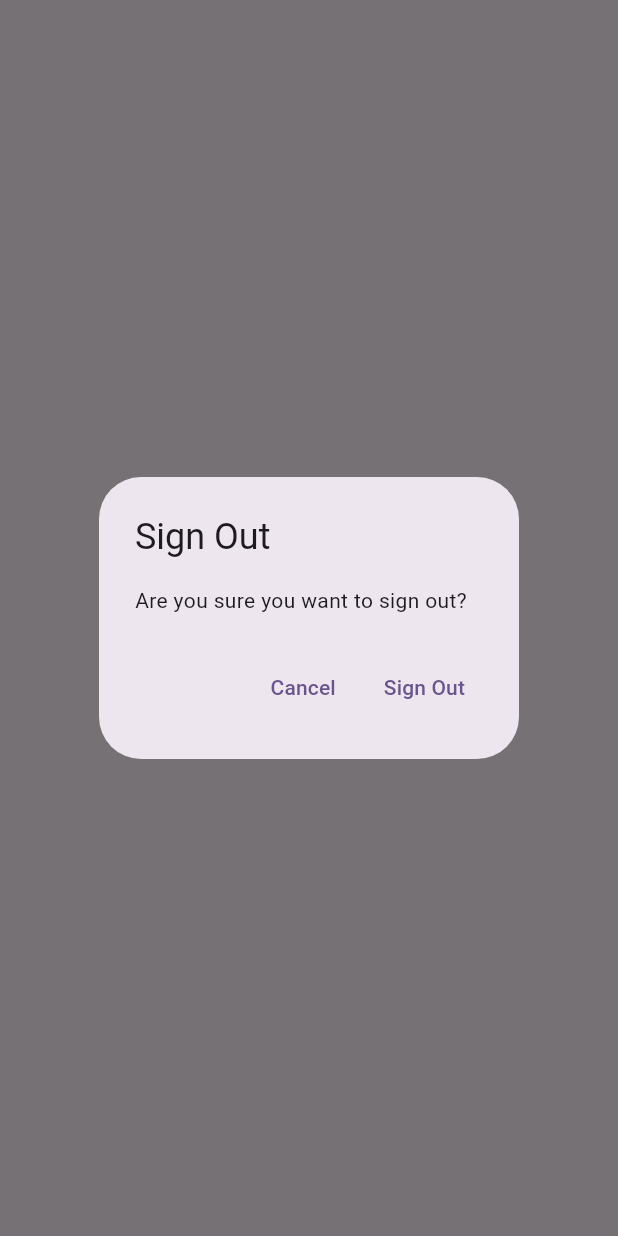
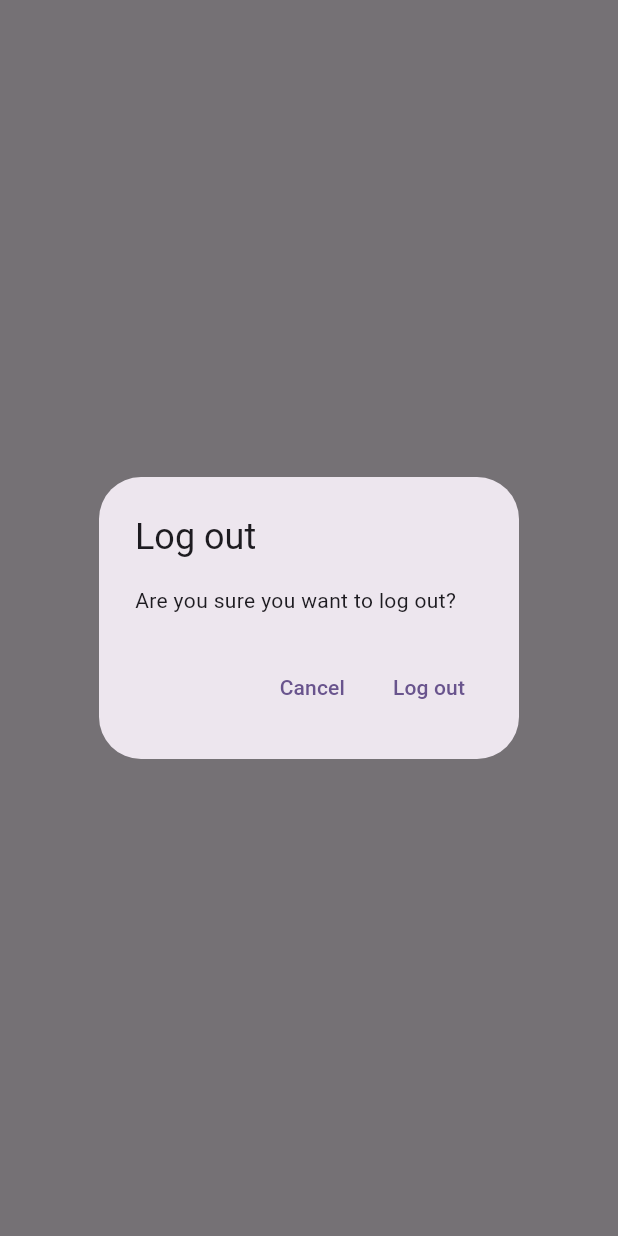
Before and after one commit to pranjalsharmahp/mynotes, a Flutter app: what showLogoutDialog() shows on an empty page, opened directly, on a phone screen of 412 x 824 dp. Run offline on Flutter 3.47's test engine with Material 3 defaults, Android fonts, the phone set to English and light mode, and no system bars; our stand-ins replace firebase_auth, firebase_core, sqflite; accounts and stored records are empty; network calls fail.

Commit message:
Added delete option in the notes view

```diff
--- /dev/null
+++ b/lib/utilities/dialogs/generic_dialog.dart
@@ -0,0 +1,34 @@
+import 'package:flutter/material.dart';
+
+typedef DialogOptionBuilder<T> = Map<String, T?> Function();
+Future<T?> showGenericDialog<T>({
+  required BuildContext context,
+  required String title,
+  required String content,
+  required DialogOptionBuilder optionsBuilder,
+}) {
+  final options = optionsBuilder();
+  return showDialog(
+    context: context,
+    builder: (context) {
+      return AlertDialog(
+        title: Text(title),
+        content: Text(content),
+        actions:
+            options.keys.map((optionTitle) {
+              final T value = options[optionTitle];
+              return TextButton(
+                onPressed: () {
+                  if (value != null) {
+                    Navigator.of(context).pop(value);
+                  } else {
+                    Navigator.of(context).pop();
+                  }
+                },
+                child: Text(optionTitle),
+              );
+            }).toList(),
+      );
+    },
+  );
+}
--- /dev/null
+++ b/lib/utilities/dialogs/logout_dialog.dart
@@ -0,0 +1,11 @@
+import 'package:flutter/widgets.dart';
+import 'package:mynotes/utilities/dialogs/generic_dialog.dart';
+
+Future<bool> showLogoutDialog(BuildContext context) {
+  return showGenericDialog(
+    context: context,
+    title: "Log out",
+    content: "Are you sure you want to log out?",
+    optionsBuilder: () => {'Cancel': false, 'Log out': true},
+  ).then((value) => value ?? false);
+}
--- a/lib/views/login_view.dart
+++ b/lib/views/login_view.dart
@@ -2,7 +2,7 @@ import 'package:flutter/material.dart';
 import 'package:mynotes/constants/routes.dart';
 import 'package:mynotes/services/auth/auth_exceptions.dart';
 import 'package:mynotes/services/auth/auth_service.dart';
-import 'package:mynotes/utilities/show_error_dialog.dart';
+import 'package:mynotes/utilities/dialogs/error_dialog.dart';
 
 class LoginView extends StatefulWidget {
   const LoginView({super.key});
--- a/lib/views/notes/notes_view.dart
+++ b/lib/views/notes/notes_view.dart
@@ -3,6 +3,8 @@ import 'package:mynotes/constants/routes.dart';
 import 'package:mynotes/enums/menu_action.dart';
 import 'package:mynotes/services/auth/auth_service.dart';
 import 'package:mynotes/services/crud/notes_service.dart';
+import 'package:mynotes/utilities/dialogs/logout_dialog.dart';
+import 'package:mynotes/views/notes/notes_list_view.dart';
 
 class NotesView extends StatefulWidget {
   const NotesView({super.key});
@@ -80,18 +82,10 @@ class _NotesViewState extends State<NotesView> {
                     case ConnectionState.active:
                       if (snapshot.hasData) {
                         final allNotes = snapshot.data as List<DatabaseNote>;
-                        return ListView.builder(
-                          itemCount: allNotes.length,
-                          itemBuilder: (context, index) {
-                            final note = allNotes[index];
-                            return ListTile(
-                              title: Text(
-                                note.text,
-                                maxLines: 1,
-                                softWrap: true,
-                                overflow: TextOverflow.ellipsis,
-                              ),
-                            );
+                        return NotesListView(
+                          notes: allNotes,
+                          onDeleteNote: (note) async {
+                            await _notesService.deleteNote(id: note.id);
                           },
                         );
                       } else {
@@ -110,29 +104,3 @@ class _NotesViewState extends State<NotesView> {
     );
   }
 }
-
-Future<bool> showLogoutDialog(BuildContext context) {
-  return showDialog<bool>(
-    context: context,
-    builder: (context) {
-      return AlertDialog(
-        title: const Text("Sign Out"),
-        content: const Text("Are you sure you want to sign out?"),
-        actions: [
-          TextButton(
-            onPressed: () {
-              Navigator.of(context).pop(false);
-            },
-            child: const Text("Cancel"),
-          ),
-          TextButton(
-            onPressed: () async {
-              Navigator.of(context).pop(true);
-            },
-            child: const Text("Sign Out"),
-          ),
-        ],
-      );
-    },
-  ).then((value) => value ?? false);
-}
--- a/lib/views/register_view.dart
+++ b/lib/views/register_view.dart
@@ -3,7 +3,7 @@ import 'package:flutter/material.dart';
 import 'package:mynotes/constants/routes.dart';
 import 'package:mynotes/services/auth/auth_exceptions.dart';
 import 'package:mynotes/services/auth/auth_service.dart';
-import 'package:mynotes/utilities/show_error_dialog.dart';
+import 'package:mynotes/utilities/dialogs/error_dialog.dart';
 
 class RegisterView extends StatefulWidget {
   const RegisterView({super.key});
```
Also changed, not shown: lib/services/crud/notes_service.dart (+9 -7 lines), lib/utilities/dialogs/delete_dialog.dart (added, +11 -0 lines), lib/utilities/dialogs/error_dialog.dart (added, +11 -0 lines), lib/utilities/show_error_dialog.dart (+0 -21 lines), lib/views/notes/notes_list_view.dart (added, +43 -0 lines).
